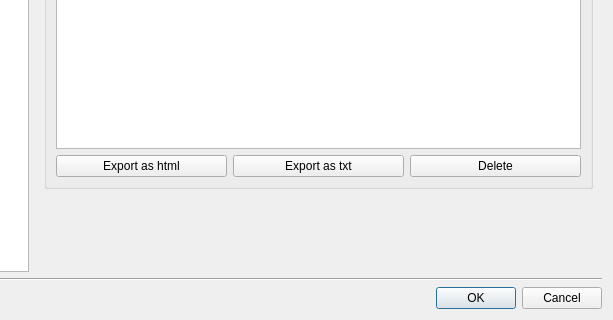
Above: src/gui/qt/settingsdialog.ui from pokerth/pokerth before the change; both pictures show x 172 to 785 and y 210 to 530 of the 785 by 530 pixel window. Below: the same form after it.
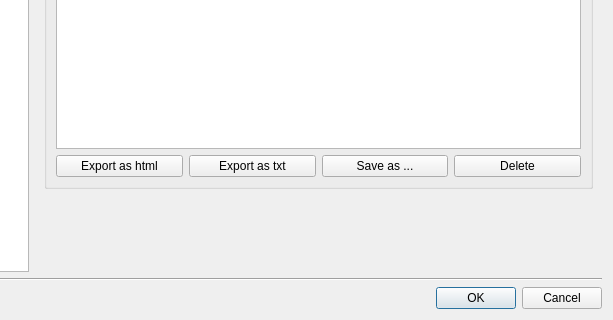
That is the form after the change. The open tabs and pages were chosen to show the change. Icons and pictures are not drawn. Custom widgets are drawn as their Qt base class.

Commit message: adds possibility to save log files as ...

Diff of the .ui file:
```diff
--- a/src/gui/qt/settingsdialog.ui
+++ b/src/gui/qt/settingsdialog.ui
@@ -3413,6 +3413,17 @@
                 </property>
                </widget>
               </item>
+              <item>
+               <widget class="QPushButton" name="pushButton_saveLogAs">
+                <property name="text">
+                 <string>Save as ...</string>
+                </property>
+                <property name="icon">
+                 <iconset resource="resources/pokerth.qrc">
+                  <normaloff>:/gfx/filesave.png</normaloff>:/gfx/filesave.png</iconset>
+                </property>
+               </widget>
+              </item>
               <item>
                <widget class="QPushButton" name="pushButton_deleteLog">
                 <property name="text">
```
The commit also changes 2 other files.
